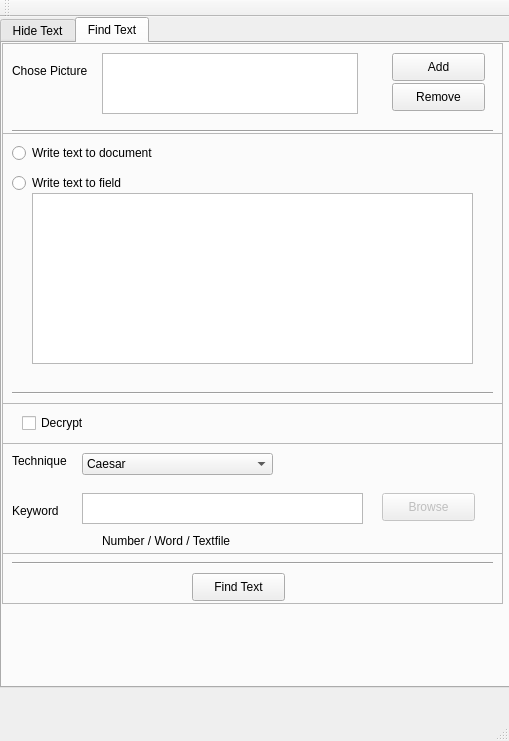
HAW-AI/Steganography, file difftests.ui: the form before one commit.
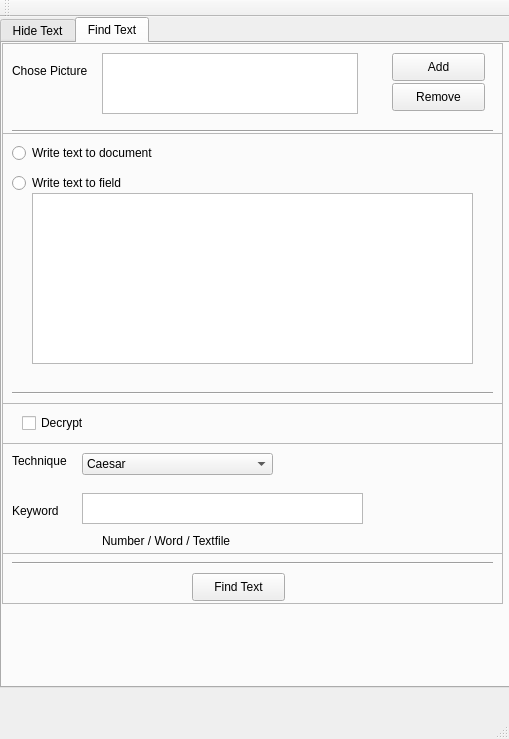
The form after the commit. The open tabs and pages were chosen to show the change. Icons and pictures are not drawn.

Patch:
```diff
--- a/difftests.ui
+++ b/difftests.ui
@@ -7,7 +7,7 @@
     <x>0</x>
     <y>0</y>
     <width>509</width>
-    <height>741</height>
+    <height>739</height>
    </rect>
   </property>
   <property name="windowTitle">
@@ -695,22 +695,6 @@
         </property>
        </item>
       </widget>
-      <widget class="QPushButton" name="keyBrowseButton_2">
-       <property name="enabled">
-        <bool>false</bool>
-       </property>
-       <property name="geometry">
-        <rect>
-         <x>380</x>
-         <y>50</y>
-         <width>93</width>
-         <height>28</height>
-        </rect>
-       </property>
-       <property name="text">
-        <string>Browse</string>
-       </property>
-      </widget>
       <widget class="QTextEdit" name="keyTextField_2">
        <property name="geometry">
         <rect>
```
Left out of the diff: 10 changed lines with no effect on the pictures.
